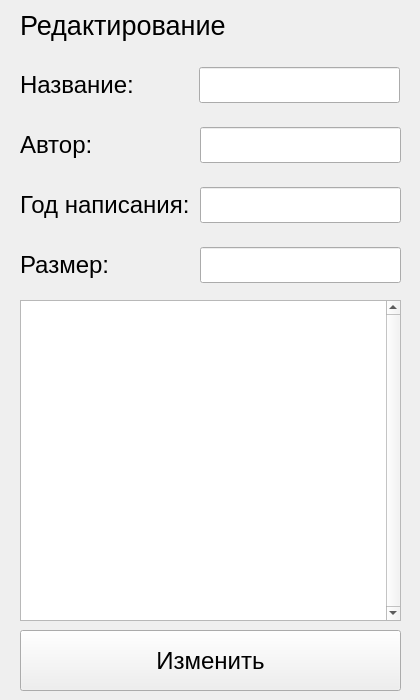
Qt form UIs/VerseEditForm.ui (Krahjotdaan/LearningPoem) before a commit.
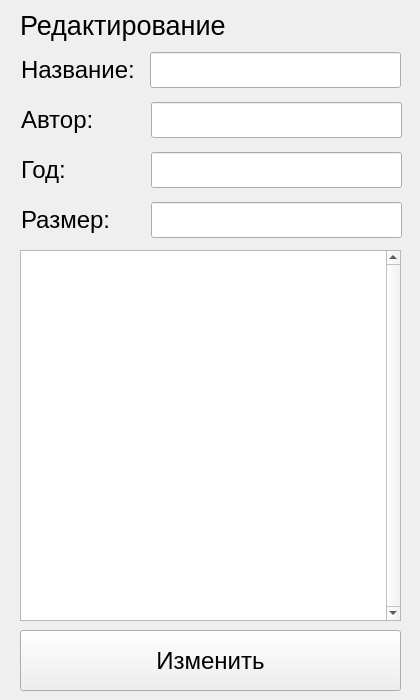
The same form after that commit.

Commit message: Style: refreshed forms

```diff
--- a/UIs/VerseEditForm.ui
+++ b/UIs/VerseEditForm.ui
@@ -17,10 +17,10 @@
    <widget class="QWidget" name="verticalLayoutWidget">
     <property name="geometry">
      <rect>
-      <x>20</x>
-      <y>60</y>
-      <width>171</width>
-      <height>51</height>
+      <x>21</x>
+      <y>50</y>
+      <width>121</width>
+      <height>41</height>
      </rect>
     </property>
     <layout class="QVBoxLayout" name="verticalLayout">
@@ -36,10 +36,10 @@
    <widget class="QWidget" name="verticalLayoutWidget_2">
     <property name="geometry">
      <rect>
-      <x>199</x>
-      <y>60</y>
-      <width>201</width>
-      <height>51</height>
+      <x>150</x>
+      <y>50</y>
+      <width>251</width>
+      <height>41</height>
      </rect>
     </property>
     <layout class="QVBoxLayout" name="verticalLayout_2">
@@ -57,10 +57,10 @@
    <widget class="QWidget" name="verticalLayoutWidget_3">
     <property name="geometry">
      <rect>
-      <x>20</x>
-      <y>120</y>
-      <width>171</width>
-      <height>51</height>
+      <x>21</x>
+      <y>100</y>
+      <width>121</width>
+      <height>41</height>
      </rect>
     </property>
     <layout class="QVBoxLayout" name="verticalLayout_3">
@@ -76,10 +76,10 @@
    <widget class="QWidget" name="verticalLayoutWidget_4">
     <property name="geometry">
      <rect>
-      <x>200</x>
-      <y>120</y>
-      <width>201</width>
-      <height>51</height>
+      <x>151</x>
+      <y>100</y>
+      <width>251</width>
+      <height>41</height>
      </rect>
     </property>
     <layout class="QVBoxLayout" name="verticalLayout_4">
@@ -97,17 +97,17 @@
    <widget class="QWidget" name="verticalLayoutWidget_5">
     <property name="geometry">
      <rect>
-      <x>20</x>
-      <y>180</y>
-      <width>176</width>
-      <height>51</height>
+      <x>21</x>
+      <y>150</y>
+      <width>121</width>
+      <height>41</height>
      </rect>
     </property>
     <layout class="QVBoxLayout" name="verticalLayout_5">
      <item>
       <widget class="QLabel" name="label_3">
        <property name="text">
-        <string>&lt;html&gt;&lt;head/&gt;&lt;body&gt;&lt;p&gt;&lt;span style=&quot; font-size:18pt;&quot;&gt;Год написания:&lt;/span&gt;&lt;/p&gt;&lt;/body&gt;&lt;/html&gt;</string>
+        <string>&lt;html&gt;&lt;head/&gt;&lt;body&gt;&lt;p&gt;&lt;span style=&quot; font-size:18pt;&quot;&gt;Год:&lt;/span&gt;&lt;/p&gt;&lt;/body&gt;&lt;/html&gt;</string>
        </property>
       </widget>
      </item>
@@ -116,10 +116,10 @@
    <widget class="QWidget" name="verticalLayoutWidget_6">
     <property name="geometry">
      <rect>
-      <x>200</x>
-      <y>180</y>
-      <width>201</width>
-      <height>51</height>
+      <x>151</x>
+      <y>150</y>
+      <width>251</width>
+      <height>41</height>
      </rect>
     </property>
     <layout class="QVBoxLayout" name="verticalLayout_6">
@@ -138,9 +138,9 @@
     <property name="geometry">
      <rect>
       <x>20</x>
-      <y>300</y>
+      <y>250</y>
       <width>381</width>
-      <height>321</height>
+      <height>371</height>
      </rect>
     </property>
     <layout class="QVBoxLayout" name="verticalLayout_7">
@@ -148,7 +148,7 @@
       <widget class="QTextEdit" name="verse_text">
        <property name="font">
         <font>
-         <pointsize>16</pointsize>
+         <pointsize>14</pointsize>
         </font>
        </property>
        <property name="verticalScrollBarPolicy">
@@ -161,10 +161,10 @@
    <widget class="QWidget" name="verticalLayoutWidget_8">
     <property name="geometry">
      <rect>
-      <x>200</x>
-      <y>240</y>
-      <width>201</width>
-      <height>51</height>
+      <x>151</x>
+      <y>200</y>
+      <width>251</width>
+      <height>41</height>
      </rect>
     </property>
     <layout class="QVBoxLayout" name="verticalLayout_10">
@@ -182,10 +182,10 @@
    <widget class="QWidget" name="verticalLayoutWidget_9">
     <property name="geometry">
      <rect>
-      <x>20</x>
-      <y>240</y>
-      <width>171</width>
-      <height>51</height>
+      <x>21</x>
+      <y>200</y>
+      <width>121</width>
+      <height>41</height>
      </rect>
     </property>
     <layout class="QVBoxLayout" name="verticalLayout_11">
```
The commit also changes 2 other files.
